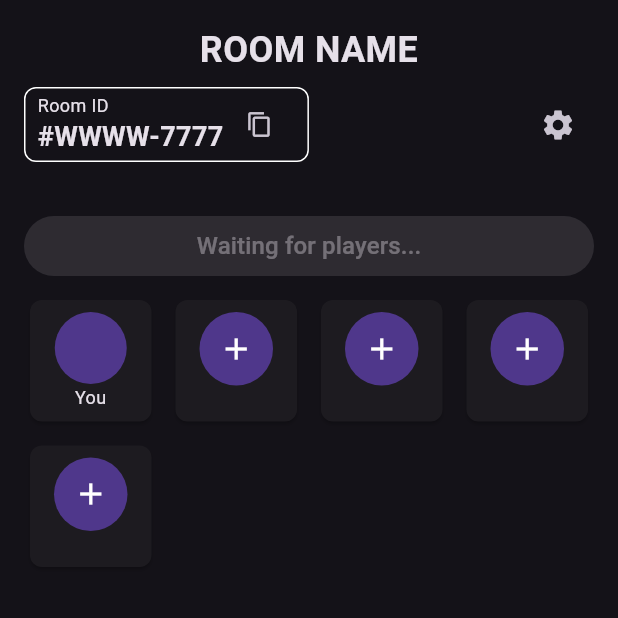
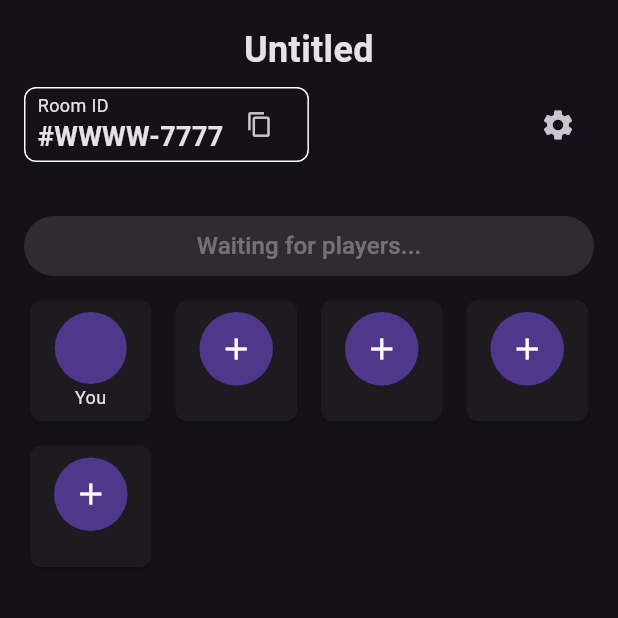
Before and after one commit to TheTarius26/werewolf-game, a Flutter app: the RoomScreen screen opened by its route, on a phone screen of 412 x 824 dp, the top half of it. Run offline on Flutter 3.47's test engine with Material 3 defaults, Android fonts, the phone set to English and light mode, and no system bars; our stand-ins replace auto_route.

Commit message:
refactor: embed roomName into Room Title

```diff
--- a/lib/presentation/room/screen/room_screen.dart
+++ b/lib/presentation/room/screen/room_screen.dart
@@ -51,8 +51,8 @@ class _RoomScreenState extends State<RoomScreen> {
             mainAxisAlignment: MainAxisAlignment.start,
             crossAxisAlignment: CrossAxisAlignment.stretch,
             children: [
-              const Text(
-                'ROOM NAME',
+               Text(
+                roomName,
                 textAlign: TextAlign.center,
                 style: TextStyle(
                   fontSize: 24,
```
